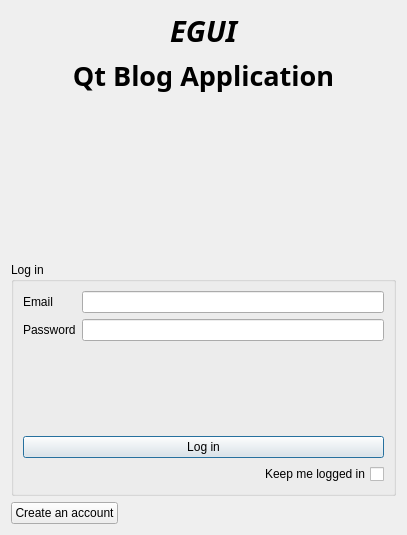
Old version of the form dialog.ui in the repository Kliszek/Qt-Blog-Application.
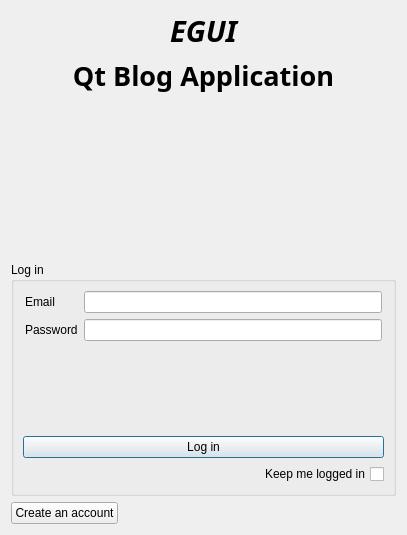
New version of the form.

Commit message: Created simple button actions

What changed in the file:
```diff
--- a/dialog.ui
+++ b/dialog.ui
@@ -79,6 +79,12 @@
      <layout class="QVBoxLayout" name="verticalLayout">
       <item>
        <layout class="QGridLayout" name="gridLayout">
+        <property name="leftMargin">
+         <number>2</number>
+        </property>
+        <property name="rightMargin">
+         <number>2</number>
+        </property>
         <item row="0" column="0">
          <widget class="QLabel" name="label">
           <property name="text">
```
Left out of the diff: 4 changed lines with no effect on the pictures. The commit also changes 3 other files.
